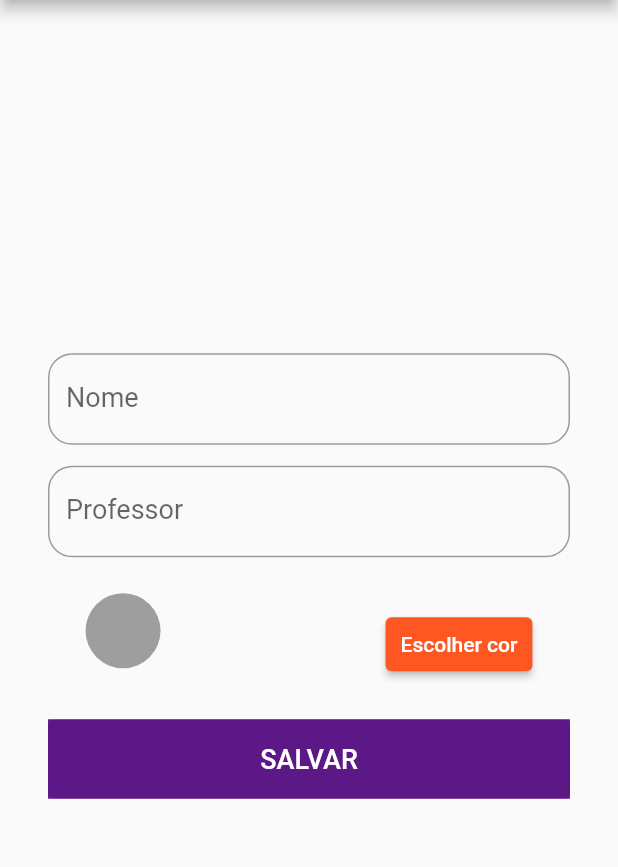
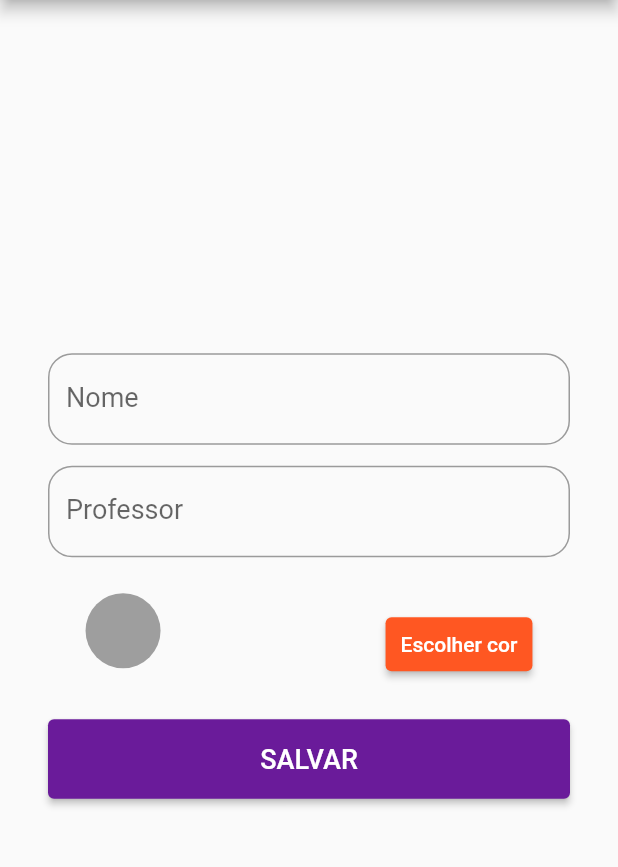
Before and after one commit to GL-Tech-Solutions/to-do-list-universitario, a Flutter app: the EditarDisciplinaPage screen opened directly with empty values, on a phone screen of 412 x 824 dp, the part 84-951 px from its top. Run offline on Flutter 3.47's test engine with Material 2 defaults, Android fonts, the phone set to English and light mode, and no system bars; our stand-ins replace cloud_firestore, firebase_auth, firebase_core, flip_card, flutter_colorpicker, font_awesome_flutter and 2 more; accounts and stored records are empty.

Commit message:
Integração completa de Disciplinas com o Firebase

```diff
--- a/lib/models/disciplina.dart
+++ b/lib/models/disciplina.dart
@@ -2,15 +2,21 @@
 import 'package:flutter/material.dart';
 
 class Disciplina {
-  int cod;
-  MaterialColor cor;
+  String? cod;
+  Color cor;
   String nome;
   String professor;
 
   Disciplina({
-    required this.cod,
+    this.cod,
     required this.cor,
     required this.nome,
     required this.professor,
   });
+
+  static Color toColor(String colorString) {
+    colorString = colorString.split('(0x')[1].split(')')[0];
+    int value = int.parse(colorString, radix: 16);
+    return Color(value);
+  }
 }
--- a/lib/pages/adicionar_disciplina_page.dart
+++ b/lib/pages/adicionar_disciplina_page.dart
@@ -23,7 +23,7 @@ class _AdicionarDisciplinaPageState extends State<AdicionarDisciplinaPage> {
 
   void salvar()
   {
-    Disciplina disciplina = Disciplina(cod: 1, cor: Colors.green, nome: _nome.text, professor: _professor.text);
+    Disciplina disciplina = Disciplina(cor: color, nome: _nome.text, professor: _professor.text);
     List<Disciplina> lista = [];
     lista.add(disciplina);
     Provider.of<DisciplinaRepository>(context, listen: false).saveAll(lista);
@@ -116,9 +116,6 @@ class _AdicionarDisciplinaPageState extends State<AdicionarDisciplinaPage> {
                     ],
                 ),
                 Container(
-                  decoration: BoxDecoration(
-                    color: Colors.purple[800]
-                  ),
                   alignment: Alignment.bottomCenter,
                   margin: EdgeInsets.only(top: 24),
                   child: ElevatedButton(
--- a/lib/pages/disciplinas_page.dart
+++ b/lib/pages/disciplinas_page.dart
@@ -118,6 +118,7 @@ class _DisciplinasPageState extends State<DisciplinasPage> {
                           title: Text('Remover Disciplina'),
                           contentPadding: EdgeInsets.symmetric(horizontal: 5),
                           onTap: () {
+                            disciplinas.remove(disciplinas.lista[disciplina]);
                             Navigator.pop(context);
                           },
                         ),
--- a/lib/pages/editar_disciplina_page.dart
+++ b/lib/pages/editar_disciplina_page.dart
@@ -2,8 +2,10 @@ import 'dart:math';
 
 import 'package:flutter/material.dart';
 import 'package:flutter_colorpicker/flutter_colorpicker.dart';
+import 'package:provider/provider.dart';
 
 import '../models/disciplina.dart';
+import '../repositories/disciplina_repository.dart';
 
 // ignore: must_be_immutable
 class EditarDisciplinaPage extends StatefulWidget {
@@ -17,12 +19,16 @@ class EditarDisciplinaPage extends StatefulWidget {
 
 class _EditarDisciplinaPageState extends State<EditarDisciplinaPage> {
   final _form = GlobalKey<FormState>(); // Gera uma key (identificador) para o formulário
+  final _nome = TextEditingController();
+  final _professor = TextEditingController();
   late Color color;
 
   @override
   void initState() {
     super.initState();
     color = widget.disciplina.cor;
+    _nome.text = widget.disciplina.nome;
+    _professor.text = widget.disciplina.professor;
   }
 
   Widget buildColorPicker() => ColorPicker(
@@ -53,6 +59,16 @@ class _EditarDisciplinaPageState extends State<EditarDisciplinaPage> {
     )
  );
 
+ void salvar()
+  {
+    widget.disciplina.nome = _nome.text;
+    widget.disciplina.professor = _professor.text;
+    widget.disciplina.cor = color;
+    List<Disciplina> lista = [];
+    lista.add(widget.disciplina);
+    Provider.of<DisciplinaRepository>(context, listen: false).saveAll(lista);
+  }
+
   @override
   Widget build(BuildContext context) {
     return Scaffold(
@@ -76,8 +92,7 @@ class _EditarDisciplinaPageState extends State<EditarDisciplinaPage> {
                     children: [
                       TextFormField(
                         maxLines: null,
-                        initialValue: widget.disciplina.nome,
-                        controller: null,
+                        controller: _nome,
                         style: TextStyle(
                           fontSize: 18
                         ),
@@ -92,8 +107,7 @@ class _EditarDisciplinaPageState extends State<EditarDisciplinaPage> {
                         padding: EdgeInsets.only(top: 14),
                         child: TextFormField(
                           maxLines: null,
-                          initialValue: widget.disciplina.professor,
-                          controller: null,
+                          controller: _professor,
                           style: TextStyle(
                             fontSize: 18
                           ),
@@ -142,13 +156,14 @@ class _EditarDisciplinaPageState extends State<EditarDisciplinaPage> {
                     ],
                 ),
                 Container(
-                  decoration: BoxDecoration(
-                    color: Colors.purple[800]
-                  ),
                   alignment: Alignment.bottomCenter,
                   margin: EdgeInsets.only(top: 24),
                   child: ElevatedButton(
-                    onPressed: null,
+                    style: ButtonStyle(backgroundColor: MaterialStateProperty.all(Colors.purple[800])),
+                    onPressed: (() {
+                      salvar();
+                      Navigator.pop(context);
+                    }),
                     child: Row(
                       mainAxisAlignment: MainAxisAlignment.center,
                       children: [
--- a/lib/repositories/disciplina_repository.dart
+++ b/lib/repositories/disciplina_repository.dart
@@ -1,4 +1,5 @@
 import 'dart:collection';
+import 'dart:developer';
 
 import 'package:cloud_firestore/cloud_firestore.dart';
 import 'package:flutter/material.dart';
@@ -25,25 +26,14 @@ class DisciplinaRepository extends ChangeNotifier {
     db = DBFirestore.get();
   }
 
-  MaterialColor getColor(String color) {
-    if (color == 'Colors.green')
-    {
-      return Colors.green;
-    }
-    else if (color == 'Colors.blue') {
-      return Colors.blue;
-    }
-    else {
-      return Colors.amber;
-    }
-  }
-
   _readDisciplinas() async {
-    if (auth.usuario != null && _lista.isEmpty) {
+    if (auth.usuario != null) {
+      _lista = [];
       final snaphot = await db.collection('usuarios/${auth.usuario!.uid}/disciplinas').get(); //É possível fazer uma query direto no firebase (where por exemplo)
       snaphot.docs.forEach((doc) {
-        Disciplina disciplina = Disciplina(cod: doc.get('cod'), nome: doc.get('nome'), professor: doc.get('professor'), cor: getColor(doc.get('cor')));
+        Disciplina disciplina = Disciplina(cod: doc.id, nome: doc.get('nome'), professor: doc.get('professor'), cor: Disciplina.toColor(doc.get('cor')));
         _lista.add(disciplina);
+        _lista.sort((a, b) => a.nome.compareTo(b.nome));
         notifyListeners();
       });
     }
@@ -53,72 +43,25 @@ class DisciplinaRepository extends ChangeNotifier {
 
   saveAll(List<Disciplina> disciplinas) {
     disciplinas.forEach((disciplina) async {
-      if (!_lista.any((atual) => atual.cod == disciplina.cod)) {
-        _lista.add(disciplina);
         await db.collection('usuarios/${auth.usuario!.uid}/disciplinas')
-          .doc(disciplina.cod.toString())
+          .doc(disciplina.cod ?? null)
           .set({
-            'cod': disciplina.cod,
             'nome': disciplina.nome,
             'professor': disciplina.professor,
-            'cor': 'Colors.green',
+            'cor': disciplina.cor.toString(),
           });
       }
-    });
+    );
+    _readDisciplinas();
     notifyListeners();
   }
 
   remove(Disciplina disciplina) async {
     await db
       .collection('usuarios/${auth.usuario!.uid}/disciplinas')
-      .doc(disciplina.cod.toString())
+      .doc(disciplina.cod)
       .delete();
     _lista.remove(disciplina);
     notifyListeners();
   }
-
-  /*static List<Disciplina> tabela = [
-    Disciplina(
-      cod: 0,
-      cor: Colors.primaries[0],
-      nome: 'Segurança da Informação',
-      professor: 'André Luiz',
-    ),
-    Disciplina(
-      cod: 1,
-      cor: Colors.primaries[3],
-      nome: 'Programação para Dispositivos Móveis',
-      professor: 'José William',
-    ),
-    Disciplina(
-      cod: 2,
-      cor: Colors.primaries[5],
-      nome: 'Programação Linear',
-      professor: 'Carlos Fragoso',
-    ),
-    Disciplina(
-      cod: 3,
-      cor: Colors.primaries[1],
-      nome: 'Engenharia de Software III',
-      professor: 'Simone',
-    ),
-    Disciplina(
-      cod: 4,
-      cor: Colors.primaries[8],
-      nome: 'Inglês V',
-      professor: 'Elenir',
-    ),
-    Disciplina(
-      cod: 5,
-      cor: Colors.primaries[17],
-      nome: 'Laboratório de Banco de Dados',
-      professor: 'Marcio',
-    ),
-    Disciplina(
-      cod: 6,
-      cor: Colors.primaries[12],
-      nome: 'Sistemas Operacionais II',
-      professor: 'Helder',
-    ),
-  ];*/
 }
```
Also changed, not shown: 1 other file.
